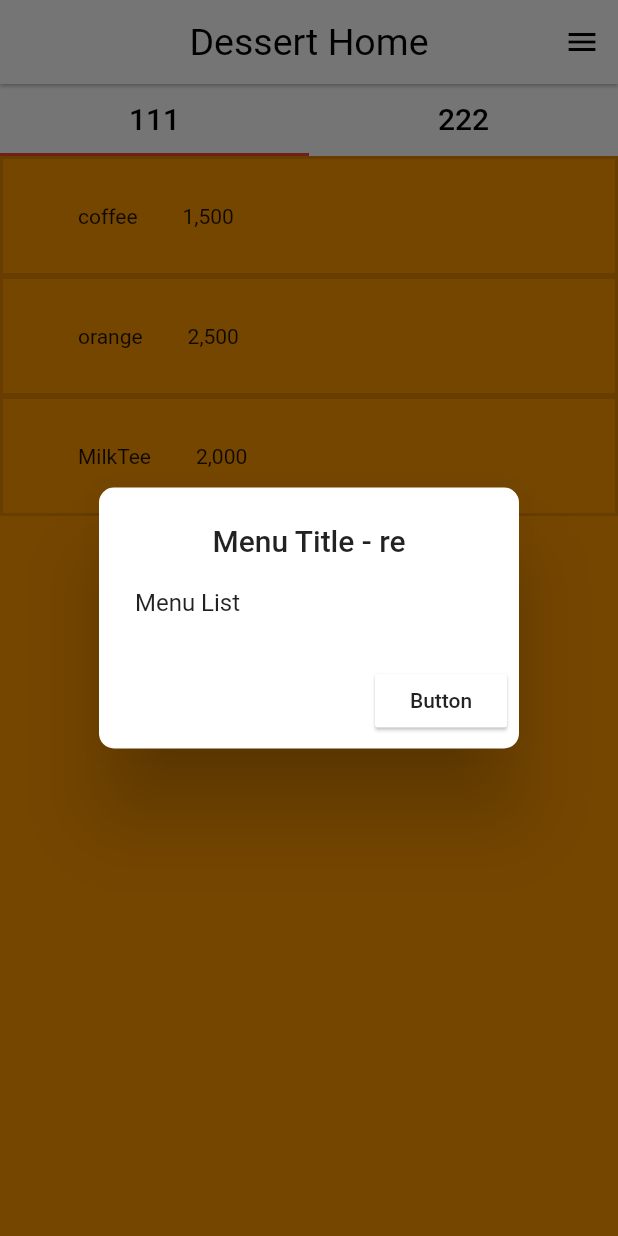
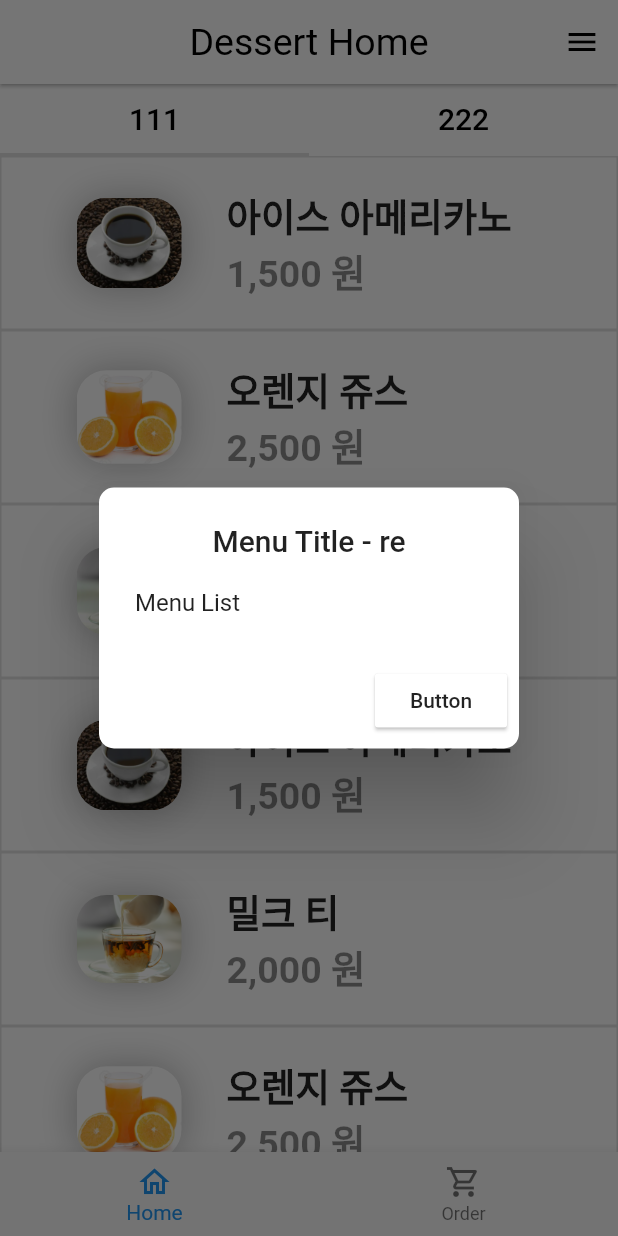
Before and after one commit to jhkim8965/victoriaGreenApp, a Flutter app: the screen it shows after launch, after a tap on the "menu" icon, on a phone screen of 412 x 824 dp. Run offline on Flutter 3.47's test engine with Material 2 defaults, Android fonts, the phone set to English and light mode, and no system bars.

Commit message:
Trying Menu List

```diff
--- /dev/null
+++ b/lib/models/menu_item.dart
@@ -0,0 +1,10 @@
+class MenuItem {
+  String item, itemName;
+  int price;
+
+  MenuItem({
+    required this.item,
+    required this.itemName,
+    required this.price,
+  });
+}
--- a/lib/screens/home_screen.dart
+++ b/lib/screens/home_screen.dart
@@ -1,5 +1,6 @@
 import 'package:flutter/material.dart';
-import 'package:intl/intl.dart';
+import '../models/menu_item.dart';
+import '../widgets/menu_list.dart';
 import '../widgets/message_dialog.dart';
 
 class HomeScreen extends StatefulWidget {
@@ -10,23 +11,75 @@ class HomeScreen extends StatefulWidget {
 }
 
 class _HomeScreenState extends State<HomeScreen> {
-  List<Map<String, dynamic>> menuList = [
-    {
-      'item': 'coffee',
-      'price': 1500,
-    },
-    {
-      'item': 'orange',
-      'price': 2500,
-    },
-    {
-      'item': 'MilkTee',
-      'price': 2000,
-    }
-  ];
+  List<MenuItem> menuItemList = [];
+
+  void setMenuItemList() {
+    menuItemList.add(MenuItem(
+      item: 'coffee',
+      itemName: '아이스 아메리카노',
+      price: 1500,
+    ));
+    menuItemList.add(MenuItem(
+      item: 'orange',
+      itemName: '오렌지 쥬스',
+      price: 2500,
+    ));
+    menuItemList.add(MenuItem(
+      item: 'milkTea',
+      itemName: '밀크 티',
+      price: 2000,
+    ));
+    menuItemList.add(MenuItem(
+      item: 'coffee',
+      itemName: '아이스 아메리카노',
+      price: 1500,
+    ));
+    menuItemList.add(MenuItem(
+      item: 'milkTea',
+      itemName: '밀크 티',
+      price: 2000,
+    ));
+    menuItemList.add(MenuItem(
+      item: 'orange',
+      itemName: '오렌지 쥬스',
+      price: 2500,
+    ));
+    menuItemList.add(MenuItem(
+      item: 'coffee',
+      itemName: '아이스 아메리카노',
+      price: 1500,
+    ));
+    menuItemList.add(MenuItem(
+      item: 'milkTea',
+      itemName: '밀크 티',
+      price: 2000,
+    ));
+    menuItemList.add(MenuItem(
+      item: 'orange',
+      itemName: '오렌지 쥬스',
+      price: 2500,
+    ));
+    menuItemList.add(MenuItem(
+      item: 'coffee',
+      itemName: '아이스 아메리카노',
+      price: 1500,
+    ));
+    menuItemList.add(MenuItem(
+      item: 'milkTea',
+      itemName: '밀크 티',
+      price: 2000,
+    ));
+    menuItemList.add(MenuItem(
+      item: 'coffee',
+      itemName: '아이스 아메리카노',
+      price: 1500,
+    ));
+  }
 
   @override
   Widget build(BuildContext context) {
+    setMenuItemList();
+
     return DefaultTabController(
       length: 2,
       child: Scaffold(
@@ -68,7 +121,7 @@ class _HomeScreenState extends State<HomeScreen> {
         body: Column(
           children: [
             const TabBar(
-              indicatorColor: Colors.red,
+              indicatorColor: Colors.black12,
               tabs: [
                 Tab(
                   child: Text(
@@ -94,46 +147,16 @@ class _HomeScreenState extends State<HomeScreen> {
               child: TabBarView(
                 children: [
                   Container(
-                    color: Colors.orange,
-                    child: Column(
-                      children: [
-                        for (var menu in menuList)
-                          Container(
-                            decoration: BoxDecoration(
-                              border: Border.all(
-                                width: 2.0,
-                                color: Colors.black12,
-                              ),
+                    color: Colors.white,
+                    child: SingleChildScrollView(
+                      child: Column(
+                        children: [
+                          for (var menuItem in menuItemList)
+                            MenuList(
+                              menuItem: menuItem,
                             ),
-                            child: Padding(
-                              padding: const EdgeInsets.symmetric(
-                                vertical: 30,
-                                horizontal: 50,
-                              ),
-                              child: Row(
-                                mainAxisAlignment: MainAxisAlignment.start,
-                                children: [
-                                  Flexible(
-                                    child: Text(
-                                      menu['item'],
-                                    ),
-                                    flex: 1,
-                                  ),
-                                  SizedBox(
-                                    width: 30,
-                                  ),
-                                  Flexible(
-                                    child: Text(
-                                      NumberFormat('#,###')
-                                          .format(menu['price']),
-                                    ),
-                                    flex: 1,
-                                  ),
-                                ],
-                              ),
-                            ),
-                          ),
-                      ],
+                        ],
+                      ),
                     ),
                   ),
                   Container(
@@ -144,6 +167,18 @@ class _HomeScreenState extends State<HomeScreen> {
             ),
           ],
         ),
+        bottomNavigationBar: BottomNavigationBar(
+          items: const [
+            BottomNavigationBarItem(
+              icon: Icon(Icons.home_outlined),
+              label: 'Home',
+            ),
+            BottomNavigationBarItem(
+              icon: Icon(Icons.shopping_cart_outlined),
+              label: 'Order',
+            ),
+          ],
+        ),
       ),
     );
   }
--- /dev/null
+++ b/lib/widgets/menu_list.dart
@@ -0,0 +1,90 @@
+import 'package:flutter/material.dart';
+import 'package:intl/intl.dart';
+import 'package:victoria_green_app/models/menu_item.dart';
+
+class MenuList extends StatelessWidget {
+  final MenuItem menuItem;
+
+  const MenuList({
+    super.key,
+    required this.menuItem,
+  });
+
+  @override
+  Widget build(BuildContext context) {
+    return Container(
+      decoration: BoxDecoration(
+        border: Border.all(
+          width: 1.0,
+          color: Colors.black12,
+        ),
+      ),
+      child: Padding(
+        padding: const EdgeInsets.symmetric(
+          vertical: 20,
+          horizontal: 50,
+        ),
+        child: GestureDetector(
+          onTap: () {
+            print(menuItem.item);
+          },
+          child: Row(
+            mainAxisAlignment: MainAxisAlignment.start,
+            children: [
+              Flexible(
+                flex: 1,
+                fit: FlexFit.tight,
+                child: Container(
+                  decoration: BoxDecoration(
+                    borderRadius: BorderRadius.circular(20.0),
+                    boxShadow: const [
+                      BoxShadow(
+                        color: Colors.black26,
+                        spreadRadius: 0.5,
+                        blurRadius: 20.0,
+                      ),
+                    ],
+                  ),
+                  child: ClipRRect(
+                    borderRadius: BorderRadius.circular(20.0),
+                    child: Image(
+                      image: AssetImage('assets/images/${menuItem.item}.png'),
+                    ),
+                  ),
+                ),
+              ),
+              const SizedBox(
+                width: 30,
+              ),
+              Flexible(
+                flex: 3,
+                fit: FlexFit.tight,
+                child: Column(
+                  mainAxisAlignment: MainAxisAlignment.spaceAround,
+                  crossAxisAlignment: CrossAxisAlignment.start,
+                  children: [
+                    Text(
+                      menuItem.itemName,
+                      style: const TextStyle(
+                        fontSize: 25,
+                        fontWeight: FontWeight.w600,
+                      ),
+                    ),
+                    Text(
+                      '${NumberFormat('#,###').format(menuItem.price)} 원',
+                      style: const TextStyle(
+                        color: Colors.black45,
+                        fontSize: 25,
+                        fontWeight: FontWeight.w600,
+                      ),
+                    ),
+                  ],
+                ),
+              ),
+            ],
+          ),
+        ),
+      ),
+    );
+  }
+}
--- a/pubspec.yaml
+++ b/pubspec.yaml
@@ -65,6 +65,9 @@ flutter:
   #   - images/a_dot_ham.jpeg
   assets:
     - assets/images/salad.png
+    - assets/images/coffee.png
+    - assets/images/milkTea.png
+    - assets/images/orange.png
 
   # An image asset can refer to one or more resolution-specific "variants", see
   # https://flutter.dev/assets-and-images/#resolution-aware
```
Also changed, not shown: assets/images/coffee.png (added), assets/images/milkTea.png (added), assets/images/orange.png (added).
